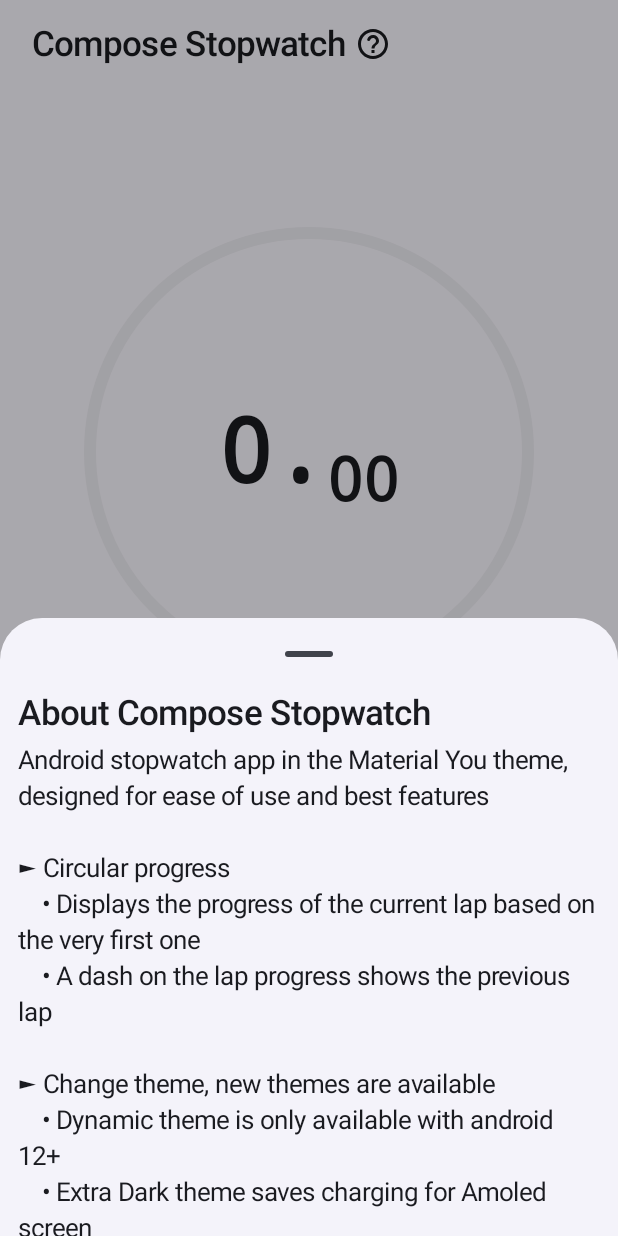
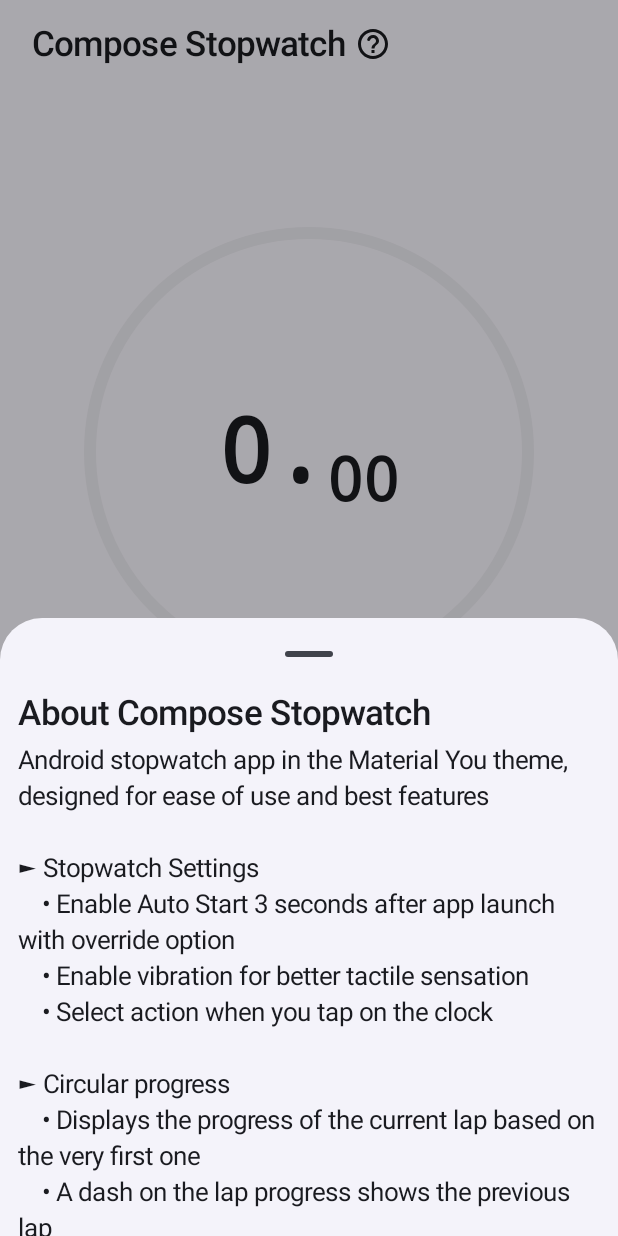
Before and after one commit to JustDeax/ComposeStopwatch, an Android app built with Jetpack Compose: the screen it shows after launch (AppActivity), after a tap on "Compose Stopwatch", on a phone screen of 412 x 824 dp. Run offline under Robolectric (Android 15) with nearby library versions, the phone set to English and light mode, and no system bars; our stand-ins replace livedata-compose.

Commit message:
1.8.2 BETA - Improved code - Update metadata

```diff
--- a/app/build.gradle.kts
+++ b/app/build.gradle.kts
@@ -12,8 +12,8 @@ android {
         applicationId = "com.justdeax.composeStopwatch"
         minSdk = 26
         targetSdk = 34
-        versionCode = 1008010
-        versionName = "1.8.1"
+        versionCode = 1008020
+        versionName = "1.8.2"
         testInstrumentationRunner = "androidx.test.runner.AndroidJUnitRunner"
         vectorDrawables { useSupportLibrary = true }
 
--- a/app/src/main/java/com/justdeax/composeStopwatch/ui/DisplayActions.kt
+++ b/app/src/main/java/com/justdeax/composeStopwatch/ui/DisplayActions.kt
@@ -56,7 +56,6 @@ fun DisplayActions(
     changeAutoStartEnabled: () -> Unit
 ) {
     val context = LocalContext.current
-    val tapOnClockDraw = painterResource(R.drawable.round_adjust_24)
     val settingsDraw = painterResource(R.drawable.round_settings_24)
     val turnOffNotifDraw = painterResource(R.drawable.round_notifications_24)
     val turnOnNotifDraw = painterResource(R.drawable.round_notifications_none_24)
@@ -101,7 +100,7 @@ fun DisplayActions(
         var showTapOnClockDialog by remember { mutableStateOf(false) }
         OkayDialog(
             title = context.getString(R.string.stopwatch_settings),
-            content = { //TODO STRINGS
+            content = {
                 SettingsRow(
                     context.getString(R.string.change_tap_on_clock),
                     tapOnClock.toString()
@@ -229,7 +228,6 @@ fun DisplayActions(
 
 @Composable
 fun SettingsRow(text: String, value: String, onClick: () -> Unit) {
-    val arrowDraw = painterResource(R.drawable.round_keyboard_arrow_right_24)
     Row(
         Modifier
             .fillMaxWidth()
--- a/app/src/main/res/drawable/round_adjust_24.xml
+++ /dev/null
@@ -1,5 +0,0 @@
-<vector xmlns:android="http://schemas.android.com/apk/res/android" android:height="24dp" android:tint="#000000" android:viewportHeight="24" android:viewportWidth="24" android:width="24dp">
-
-    <path android:fillColor="@android:color/white" android:pathData="M12,2C6.49,2 2,6.49 2,12s4.49,10 10,10 10,-4.49 10,-10S17.51,2 12,2zM12,20c-4.41,0 -8,-3.59 -8,-8s3.59,-8 8,-8 8,3.59 8,8 -3.59,8 -8,8zM15,12c0,1.66 -1.34,3 -3,3s-3,-1.34 -3,-3 1.34,-3 3,-3 3,1.34 3,3z"/>
-
-</vector>
--- a/app/src/main/res/drawable/round_keyboard_arrow_right_24.xml
+++ /dev/null
@@ -1,5 +0,0 @@
-<vector xmlns:android="http://schemas.android.com/apk/res/android" android:autoMirrored="true" android:height="24dp" android:tint="#000000" android:viewportHeight="24" android:viewportWidth="24" android:width="24dp">
-
-    <path android:fillColor="@android:color/white" android:pathData="M9.29,15.88L13.17,12 9.29,8.12c-0.39,-0.39 -0.39,-1.02 0,-1.41 0.39,-0.39 1.02,-0.39 1.41,0l4.59,4.59c0.39,0.39 0.39,1.02 0,1.41L10.7,17.3c-0.39,0.39 -1.02,0.39 -1.41,0 -0.38,-0.39 -0.39,-1.03 0,-1.42z"/>
-
-</vector>
--- a/app/src/main/res/values/strings.xml
+++ b/app/src/main/res/values/strings.xml
@@ -1,6 +1,6 @@
 <resources>
     <string name="app_name" translatable="false">Compose Stopwatch</string>
-    <string name="app_version" translatable="false">1.8.1</string>
+    <string name="app_version" translatable="false">1.8.2</string>
     <string name="app_author" translatable="false">JustDeax (github.com/JustDeax)</string>
 
     <string name="cancel">Cancel</string>
@@ -62,6 +62,11 @@
     <string name="about_app">About Compose Stopwatch</string>
     <string name="about_app_desc">"Android stopwatch app in the Material You theme, designed for ease of use and best features
 
+► Stopwatch Settings
+    • Enable Auto Start 3 seconds after app launch with override option
+    • Enable vibration for better tactile sensation
+    • Select action when you tap on the clock
+
 ► Circular progress
     • Displays the progress of the current lap based on the very first one
     • A dash on the lap progress shows the previous lap
```
Also changed, not shown: app/src/main/java/com/justdeax/composeStopwatch/AppActivity.kt (+11 -25 lines), 11 other files.
